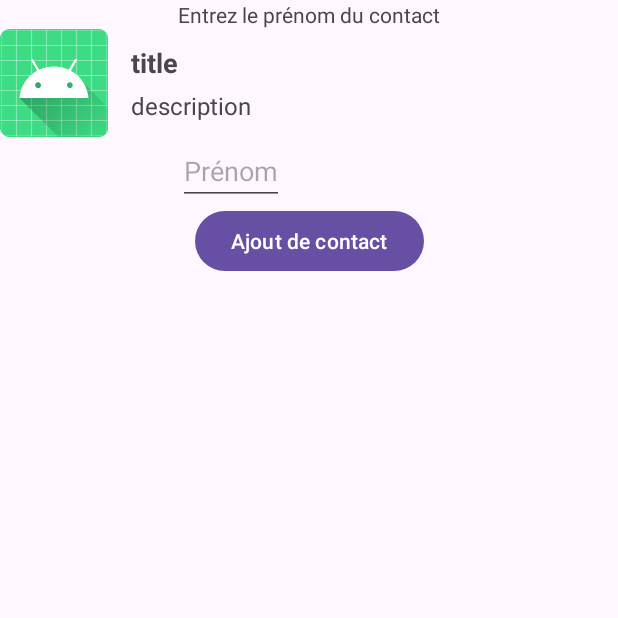
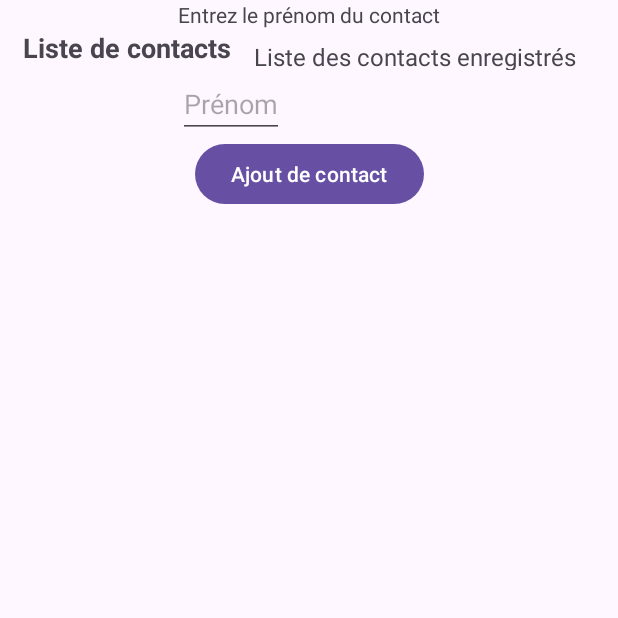
Before and after one commit to fasquelt/Kotlin_TP1, an Android app: the screen it shows after launch (MainActivity), on a phone screen of 412 x 824 dp, the top half of it. Run offline under Robolectric (Android 15) with nearby library versions, the phone set to English and light mode, and no system bars; 2 statements that could not run were skipped.

```diff
--- a/app/src/main/java/com/example/tp1/MyListAdapter.kt
+++ b/app/src/main/java/com/example/tp1/MyListAdapter.kt
@@ -1,17 +1,17 @@
 package com.example.tp1
 
+import android.annotation.SuppressLint
 import android.app.Activity
 import android.view.View
 import android.view.ViewGroup
 import android.widget.*
-class MyListAdapter(private val context: Activity, private val contacts: Array<Contact>)
+class MyListAdapter(private val context: Activity, contacts: Array<Contact>)
     : ArrayAdapter<Contact>(context, R.layout.custom_list, contacts) {
 
+    @SuppressLint("ViewHolder", "InflateParams")
     override fun getView(position: Int, view: View?, parent: ViewGroup): View {
         val inflater = context.layoutInflater
         val rowView = inflater.inflate(R.layout.custom_list, null, true)
-
-        val titleText: TextView = rowView.findViewById(R.id.title)
         return rowView
     }
 }
--- a/app/src/main/res/layout/custom_list.xml
+++ b/app/src/main/res/layout/custom_list.xml
@@ -1,33 +1,15 @@
 <?xml version="1.0" encoding="utf-8"?>
 <LinearLayout xmlns:android="http://schemas.android.com/apk/res/android"
-    xmlns:app="http://schemas.android.com/apk/res-auto"
     android:layout_width="match_parent"
     android:layout_height="match_parent"
     android:orientation="horizontal">
-    <LinearLayout
-        android:orientation="horizontal"
-        android:layout_width="wrap_content"
-        android:layout_height="wrap_content"
-        android:gravity="center" >
-        <ImageView
-            android:id="@+id/icon"
-            android:layout_width="wrap_content"
-            android:layout_height="wrap_content"
-            app:srcCompat="@mipmap/ic_launcher" />
-
-        <LinearLayout
-            android:layout_width="match_parent"
-            android:layout_height="wrap_content"
-            android:layout_weight="1"
-            android:orientation="vertical">
 
     <TextView
         android:id="@+id/title"
         android:layout_width="match_parent"
         android:layout_height="wrap_content"
-                android:text="title"
+        android:text="@string/titre_liste"
         android:textStyle="bold"
-                android:layout_marginLeft="15dp"
         android:layout_marginStart="15dp"
         android:textAppearance="@style/Base.TextAppearance.AppCompat.Medium" />
 
@@ -35,11 +17,8 @@
         android:id="@+id/description"
         android:layout_width="match_parent"
         android:layout_height="wrap_content"
-                android:text="description"
-                android:layout_marginLeft="15dp"
+        android:text="@string/description_liste"
         android:layout_marginStart="15dp"
         android:layout_marginTop="5dp"
         android:textSize="16sp"/>
 </LinearLayout>
-    </LinearLayout>
-</LinearLayout>
--- a/app/src/main/res/values/strings.xml
+++ b/app/src/main/res/values/strings.xml
@@ -14,4 +14,6 @@
     <string name="valider">Valider</string>
     <string name="ajout_de_contact">Ajout de contact</string>
     <string name="demande_prenom">Entrez le prénom du contact</string>
+    <string name="titre_liste">Liste de contacts</string>
+    <string name="description_liste">Liste des contacts enregistrés</string>
 </resources>
```
Also changed, not shown: app/src/main/java/com/example/tp1/AjoutContact.kt (+6 -2 lines), app/src/main/java/com/example/tp1/MainActivity.kt (+13 -16 lines). Lines whose indentation alone changed are shown as unchanged.
